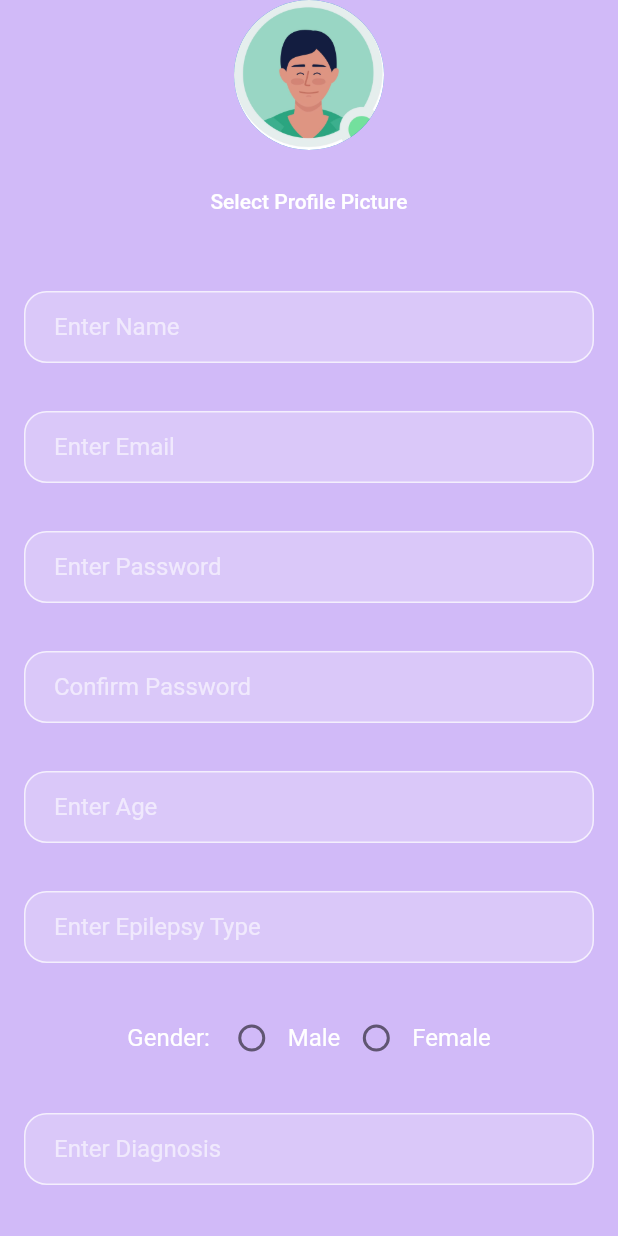
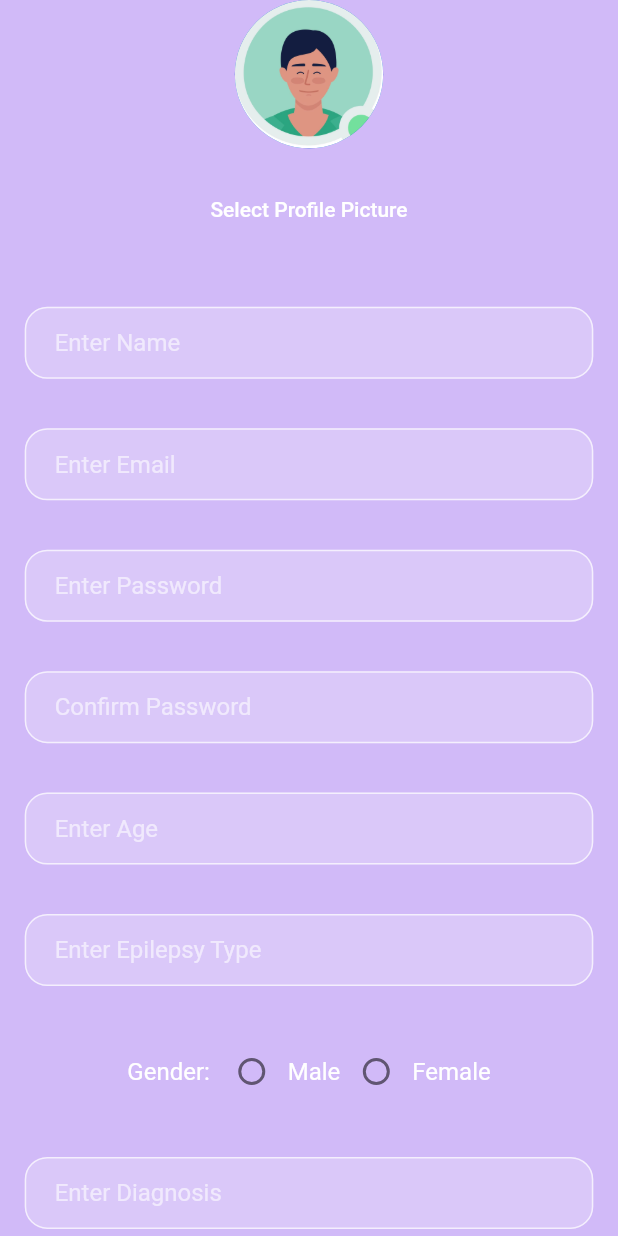
Before and after one commit to mohamed-ma1703976/iepilepsy, a Flutter app: the SignUpPage screen opened directly, on a phone screen of 412 x 824 dp. Run offline on Flutter 3.47's test engine with Material 2 defaults, Android fonts, the phone set to English and light mode, and no system bars; our stand-ins replace clay_containers, cloud_firestore, curved_navigation_bar, eva_icons_flutter, firebase_auth, firebase_core and 2 more; accounts and stored records are empty.

Commit message:
responsive

```diff
--- a/lib/Screens/SignUpPage.dart
+++ b/lib/Screens/SignUpPage.dart
@@ -26,7 +26,7 @@ class _SignUpPageState extends State<SignUpPage> {
   final FirebaseAuth _firebaseAuth = FirebaseAuth.instance;
   final FirebaseFirestore _firestore = FirebaseFirestore.instance;
 
-  InputDecoration _inputDecoration(String hintText) {
+  InputDecoration _inputDecoration(String hintText, double screenWidth) {
     return InputDecoration(
       hintText: hintText,
       hintStyle: TextStyle(color: Colors.white60),
@@ -135,6 +135,9 @@ class _SignUpPageState extends State<SignUpPage> {
 
   @override
   Widget build(BuildContext context) {
+    double screenWidth = MediaQuery.of(context).size.width;
+    double screenHeight = MediaQuery.of(context).size.height;
+
     return Scaffold(
       body: Container(
         color: Color(0xFFd1baf8),
@@ -147,66 +150,66 @@ class _SignUpPageState extends State<SignUpPage> {
                   onTap: _selectImage,
                   child: _image == null
                       ? CircleAvatar(
-                    radius: 50,
+                    radius: screenWidth * 0.12,
                     backgroundImage: AssetImage('assets/default_avatar.jpg'),
                   )
                       : CircleAvatar(
-                    radius: 50,
+                    radius: screenWidth * 0.12,
                     backgroundImage: FileImage(_image!),
                   ),
                 ),
-                SizedBox(height: 10),
+                SizedBox(height: screenHeight * 0.02),
                 TextButton(
                   onPressed: _selectImage,
                   child: Text('Select Profile Picture', style: TextStyle(color: Colors.white)),
                 ),
-                SizedBox(height: 20),
+                SizedBox(height: screenHeight * 0.03),
                 Padding(
-                  padding: const EdgeInsets.all(16.0),
+                  padding: EdgeInsets.all(screenWidth * 0.04),
                   child: TextField(
                     controller: _nameController,
-                    decoration: _inputDecoration("Enter Name"),
+                    decoration: _inputDecoration("Enter Name", screenWidth),
                   ),
                 ),
                 Padding(
-                  padding: const EdgeInsets.all(16.0),
+                  padding: EdgeInsets.all(screenWidth * 0.04),
                   child: TextField(
                     controller: _emailController,
-                    decoration: _inputDecoration("Enter Email"),
+                    decoration: _inputDecoration("Enter Email", screenWidth),
                   ),
                 ),
                 Padding(
-                  padding: const EdgeInsets.all(16.0),
+                  padding: EdgeInsets.all(screenWidth * 0.04),
                   child: TextField(
                     controller: _passwordController,
                     obscureText: true,
-                    decoration: _inputDecoration("Enter Password"),
+                    decoration: _inputDecoration("Enter Password", screenWidth),
                   ),
                 ),
                 Padding(
-                  padding: const EdgeInsets.all(16.0),
+                  padding: EdgeInsets.all(screenWidth * 0.04),
                   child: TextField(
                     controller: _confirmPasswordController,
                     obscureText: true,
-                    decoration: _inputDecoration("Confirm Password"),
+                    decoration: _inputDecoration("Confirm Password", screenWidth),
                   ),
                 ),
                 Padding(
-                  padding: const EdgeInsets.all(16.0),
+                  padding: EdgeInsets.all(screenWidth * 0.04),
                   child: TextField(
                     controller: _ageController,
                     keyboardType: TextInputType.number,
-                    decoration: _inputDecoration("Enter Age"),
+                    decoration: _inputDecoration("Enter Age", screenWidth),
                   ),
                 ),
                 Padding(
-                  padding: const EdgeInsets.all(16.0),
+                  padding: EdgeInsets.all(screenWidth * 0.04),
                   child: TextField(
                     controller: _epilepsyTypeController,
-                    decoration: _inputDecoration("Enter Epilepsy Type"),
+                    decoration: _inputDecoration("Enter Epilepsy Type", screenWidth),
                   ),
                 ),
-                SizedBox(height: 10),
+                SizedBox(height: screenHeight * 0.02),
                 Row(
                   mainAxisAlignment: MainAxisAlignment.center,
                   children: [
@@ -233,25 +236,25 @@ class _SignUpPageState extends State<SignUpPage> {
                     Text('Female', style: TextStyle(fontSize: 16, color: Colors.white)),
                   ],
                 ),
-                SizedBox(height: 10),
+                SizedBox(height: screenHeight * 0.02),
                 Padding(
-                  padding: const EdgeInsets.all(16.0),
+                  padding: EdgeInsets.all(screenWidth * 0.04),
                   child: TextField(
                     onChanged: (value) {
                       setState(() {
                         _diagnosis = value;
                       });
                     },
-                    decoration: _inputDecoration("Enter Diagnosis"),
+                    decoration: _inputDecoration("Enter Diagnosis", screenWidth),
                   ),
                 ),
-                SizedBox(height: 20),
+                SizedBox(height: screenHeight * 0.03),
                 ElevatedButton(
                   onPressed: _handleSignUp,
                   style: ElevatedButton.styleFrom(
                     primary: Color(0xFFe8e0ed),
                     onPrimary: Color(0xFF9C27B0),
-                    padding: EdgeInsets.symmetric(horizontal: 40, vertical: 12),
+                    padding: EdgeInsets.symmetric(horizontal: screenWidth * 0.1, vertical: 12),
                     shape: RoundedRectangleBorder(
                       borderRadius: BorderRadius.circular(15),
                     ),
```
Also changed, not shown: lib/Screens/UpdatesPage.dart (+29 -25 lines).
